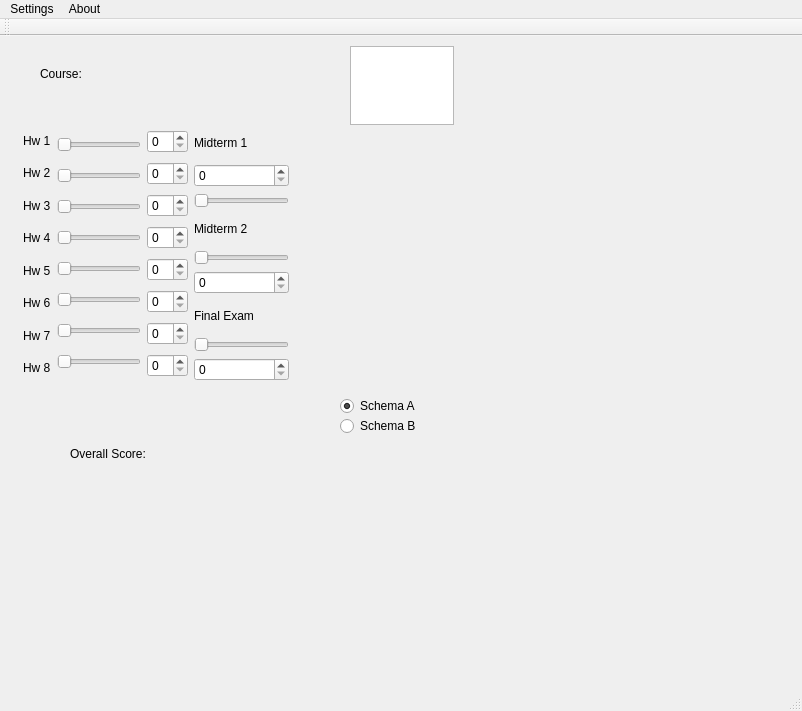
Above: mainwindow.ui from dakotaklasky/Assignment2 before the change. Below: the same form after it.
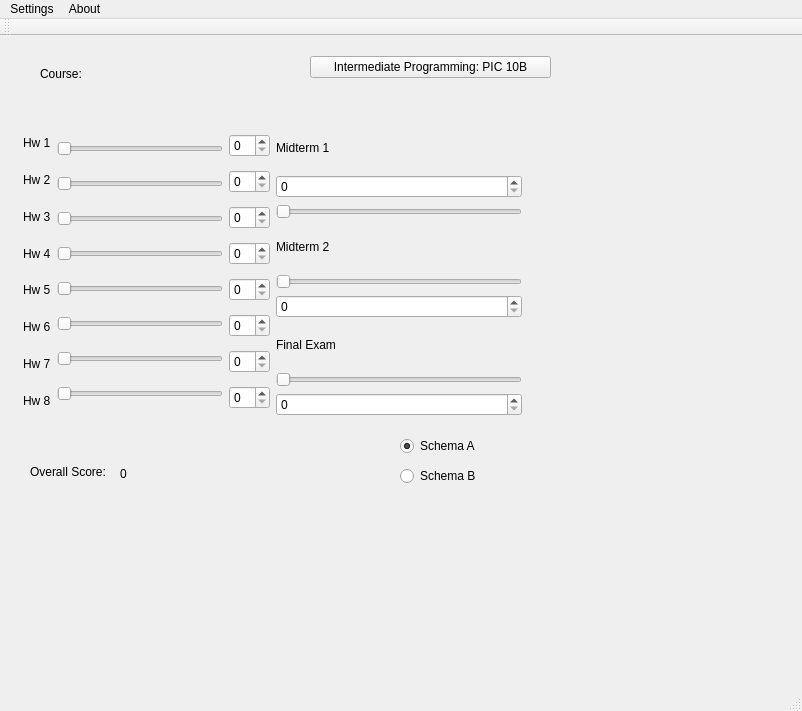
That is the form after the change.

The edit to the form file:
```diff
--- a/mainwindow.ui
+++ b/mainwindow.ui
@@ -30,8 +30,8 @@
    <widget class="QRadioButton" name="radioButton">
     <property name="geometry">
      <rect>
-      <x>340</x>
-      <y>360</y>
+      <x>400</x>
+      <y>400</y>
       <width>100</width>
       <height>20</height>
      </rect>
@@ -46,8 +46,8 @@
    <widget class="QRadioButton" name="radioButton_2">
     <property name="geometry">
      <rect>
-      <x>340</x>
-      <y>380</y>
+      <x>400</x>
+      <y>430</y>
       <width>100</width>
       <height>20</height>
      </rect>
@@ -59,10 +59,10 @@
    <widget class="QLabel" name="label_13">
     <property name="geometry">
      <rect>
-      <x>70</x>
-      <y>410</y>
+      <x>30</x>
+      <y>420</y>
       <width>131</width>
-      <height>16</height>
+      <height>31</height>
      </rect>
     </property>
     <property name="text">
@@ -74,8 +74,8 @@
      <rect>
       <x>12</x>
       <y>80</y>
-      <width>288</width>
-      <height>276</height>
+      <width>521</width>
+      <height>311</height>
      </rect>
     </property>
     <layout class="QHBoxLayout" name="horizontalLayout_2">
@@ -300,14 +300,30 @@
      </item>
     </layout>
    </widget>
-   <widget class="QTextEdit" name="textEdit">
+   <widget class="QLabel" name="label_14">
     <property name="geometry">
      <rect>
-      <x>350</x>
-      <y>10</y>
-      <width>104</width>
-      <height>79</height>
+      <x>120</x>
+      <y>430</y>
+      <width>59</width>
+      <height>16</height>
      </rect>
+    </property>
+    <property name="text">
+     <string>0</string>
+    </property>
+   </widget>
+   <widget class="QToolButton" name="toolButton">
+    <property name="geometry">
+     <rect>
+      <x>310</x>
+      <y>20</y>
+      <width>241</width>
+      <height>22</height>
+     </rect>
+    </property>
+    <property name="text">
+     <string>Intermediate Programming: PIC 10B</string>
     </property>
    </widget>
   </widget>
```
Left out of the diff: 128 changed lines with no effect on the pictures.
